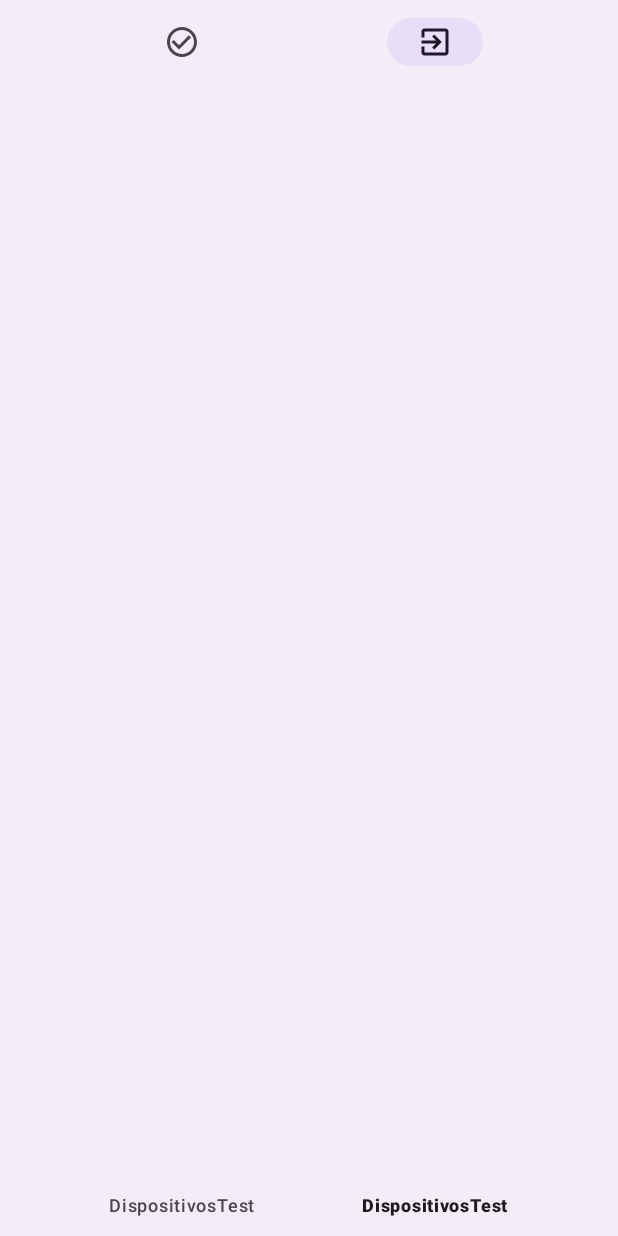
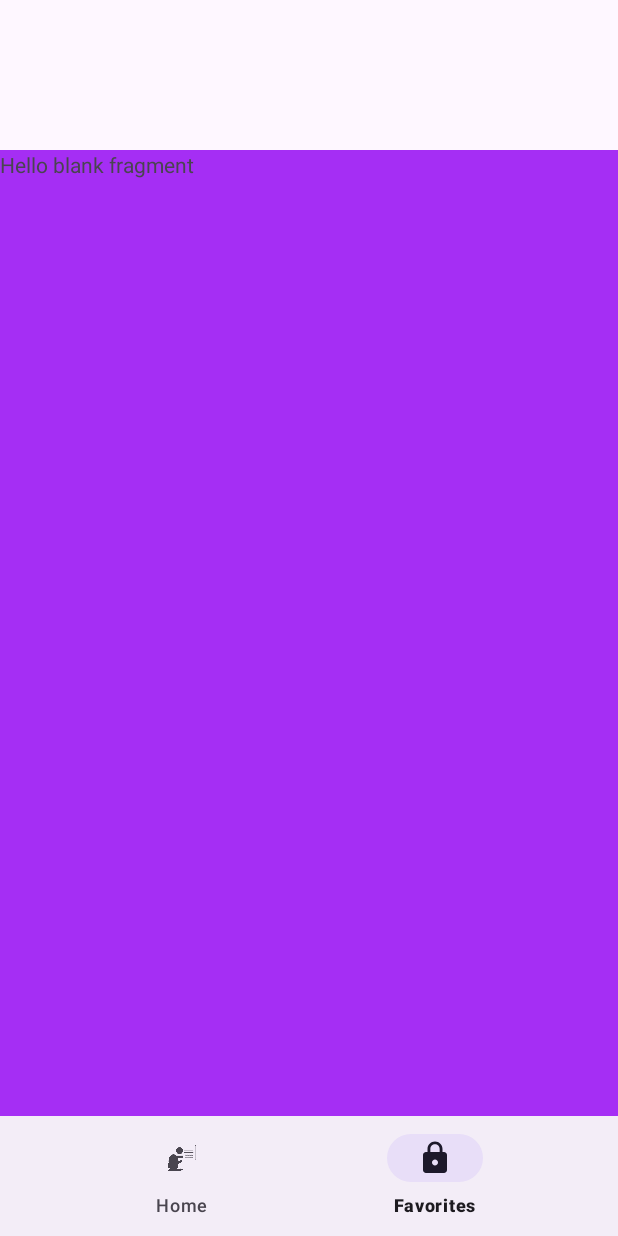
Before and after one commit to CristinaR08/DispositivosMoviles, an Android app: the screen it shows after launch (PrincipalActivity), item 2 of the bottom bar chosen, on a phone screen of 412 x 824 dp. Run offline under Robolectric (Android 15) with nearby library versions, the phone set to English and light mode, and no system bars.

Commit message:
Fragments

```diff
--- a/app/src/main/java/com/rivera/dispositivostest/ui/activities/LoginActivity.kt
+++ b/app/src/main/java/com/rivera/dispositivostest/ui/activities/LoginActivity.kt
@@ -17,16 +17,13 @@ class LoginActivity : AppCompatActivity() {
         super.onCreate(savedInstanceState)
         binding = ActivityLoginBinding.inflate(layoutInflater)
         setContentView(binding.root)
+        initControls()
     }
 
-    override fun onStart() {
-        super.onStart()
-        initControls()
-
-    }
     fun initControls(){
         binding.btnLogin.setOnClickListener {
-            val check = LoginUseCase(My_Application.getConnectionDB()!!).checkUserandPassword(
+            val check = LoginUseCase(
+                My_Application.getConnectionDB()!!).checkUserandPassword(
                 binding.txtUsuario.text.toString(),
                 binding.txtContraseA.text.toString())
 
--- a/app/src/main/java/com/rivera/dispositivostest/ui/activities/PrincipalActivity.kt
+++ b/app/src/main/java/com/rivera/dispositivostest/ui/activities/PrincipalActivity.kt
@@ -14,6 +14,7 @@ import com.rivera.dispositivostest.ui.fragments.ListFragment
 class PrincipalActivity : AppCompatActivity() {
 
     private lateinit var binding: ActivityPrincipalBinding
+
     override fun onCreate(savedInstanceState: Bundle?) {
         super.onCreate(savedInstanceState)
         binding = ActivityPrincipalBinding.inflate(layoutInflater)
@@ -21,16 +22,17 @@ class PrincipalActivity : AppCompatActivity() {
 
         val listFragment  =ListFragment()
         val favoritesFragment  =FavoritesFragment()
-        val transaction = supportFragmentManager.beginTransaction()
 
         binding.bottomNavigation.setOnItemSelectedListener { item ->
             when(item.itemId) {
-                R.id.item_1 -> {
+                R.id.it_home -> {
+                    val transaction = supportFragmentManager.beginTransaction()
                     transaction.replace(binding.frmContainer.id, listFragment)
                     transaction.commit()
                     true
                 }
-                R.id.item_2 -> {
+                R.id.it_fav -> {
+                    val transaction = supportFragmentManager.beginTransaction()
                     transaction.replace(binding.frmContainer.id, favoritesFragment)
                     transaction.commit()
                     true
--- a/app/src/main/java/com/rivera/dispositivostest/ui/core/My_Application.kt
+++ b/app/src/main/java/com/rivera/dispositivostest/ui/core/My_Application.kt
@@ -9,7 +9,7 @@ class My_Application:Application() {
 
     override fun onCreate() {
         super.onCreate()
- //       val c = DBConnection().getConnection(applicationContext)
+ //       con = DBConnection().getConnection(applicationContext)
  //       LoginUseCase(con).insertUser()
     }
 
--- a/app/src/main/res/layout/activity_principal.xml
+++ b/app/src/main/res/layout/activity_principal.xml
@@ -4,30 +4,38 @@
     xmlns:tools="http://schemas.android.com/tools"
     android:layout_width="match_parent"
     android:layout_height="match_parent"
+    android:orientation="vertical"
     tools:context=".ui.activities.PrincipalActivity">
 
     <TextView
         android:id="@+id/txtUsrId"
         android:layout_width="match_parent"
-        android:layout_height="200dp"
+        android:layout_height="100dp"
         android:layout_gravity="center"
         android:gravity="center"
         android:textSize="24sp"
-        app:layout_constraintTop_toTopOf="parent"
+        android:textStyle="bold"
         app:layout_constraintEnd_toEndOf="parent"
         app:layout_constraintStart_toStartOf="parent"
+        app:layout_constraintTop_toTopOf="parent"
         tools:text="Bienvenido" />
 
     <FrameLayout
         android:id="@+id/frm_container"
         android:layout_width="match_parent"
         android:layout_height="0dp"
-        tools:ignore="MissingConstraints" />
+        app:layout_constraintBottom_toTopOf="@+id/bottom_navigation"
+        app:layout_constraintEnd_toEndOf="parent"
+        app:layout_constraintStart_toStartOf="parent"
+        app:layout_constraintTop_toBottomOf="@+id/txtUsrId" />
 
     <com.google.android.material.bottomnavigation.BottomNavigationView
         android:id="@+id/bottom_navigation"
         android:layout_width="match_parent"
-        android:layout_height="match_parent"
-        app:menu="@menu/navigation_menu_bar"/>
+        android:layout_height="wrap_content"
+        app:layout_constraintBottom_toBottomOf="parent"
+        app:layout_constraintEnd_toEndOf="parent"
+        app:layout_constraintStart_toStartOf="parent"
+        app:menu="@menu/navigation_menu_bar" />
 
 </androidx.constraintlayout.widget.ConstraintLayout>
--- a/app/src/main/res/layout/fragment_list.xml
+++ b/app/src/main/res/layout/fragment_list.xml
@@ -1,9 +1,9 @@
 <?xml version="1.0" encoding="utf-8"?>
-<FrameLayout xmlns:android="http://schemas.android.com/apk/res/android"
+<LinearLayout xmlns:android="http://schemas.android.com/apk/res/android"
     xmlns:tools="http://schemas.android.com/tools"
     android:layout_width="match_parent"
     android:layout_height="match_parent"
-    android:background="@color/black"
+    android:background="@drawable/fonto_principal"
     tools:context=".ui.fragments.ListFragment">
 
     <!-- TODO: Update blank fragment layout -->
@@ -12,4 +12,4 @@
         android:layout_height="match_parent"
         android:text="@string/hello_blank_fragment" />
 
-</FrameLayout>
+</LinearLayout>
--- a/app/src/main/res/menu/navigation_menu_bar.xml
+++ b/app/src/main/res/menu/navigation_menu_bar.xml
@@ -1,13 +1,13 @@
 <?xml version="1.0" encoding="utf-8"?>
 <menu xmlns:android="http://schemas.android.com/apk/res/android">
     <item
-        android:id="@+id/item_1"
+        android:id="@+id/it_home"
         android:enabled="true"
-        android:icon="@drawable/baseline_check_circle_outline_24"
-        android:title="@string/app_name"/>
+        android:icon="@drawable/foto_usuario"
+        android:title="Home"/>
     <item
-        android:id="@+id/item_2"
+        android:id="@+id/it_fav"
         android:enabled="true"
-        android:icon="@drawable/baseline_exit_to_app_24"
-        android:title="@string/app_name"/>
+        android:icon="@drawable/baseline_lock_24"
+        android:title="Favorites"/>
 </menu>
```
